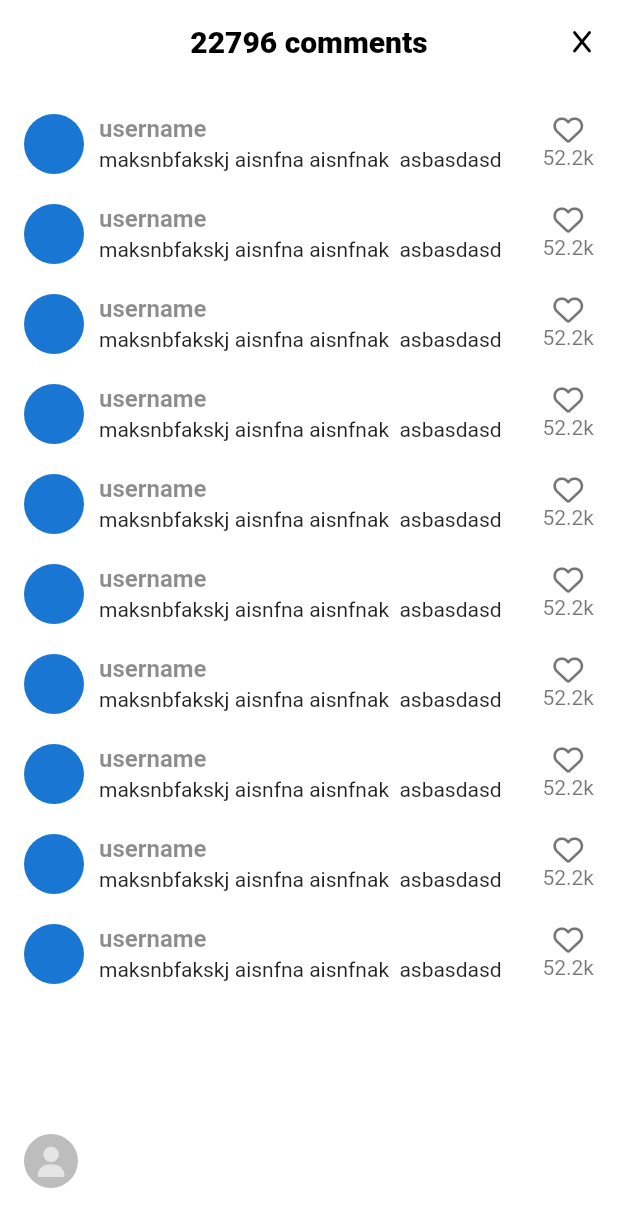
After one commit to yeonvv/TikTok_Clone, a Flutter app: the VideoComments screen opened directly, on a phone screen of 412 x 824 dp. The commit adds this screen. Shown: the top 1227 px of the screen. Run offline on Flutter 3.47's test engine with Material 2 defaults, Android fonts, the phone set to English and light mode, and no system bars; our stand-ins replace font_awesome_flutter, video_player, visibility_detector; network calls fail.

Commit message:
create video comments screen with showModalBottomSheet

```diff
--- /dev/null
+++ b/lib/features/videos/widgets/video_comments.dart
@@ -0,0 +1,115 @@
+import 'package:dart_tiktok/constants/gaps.dart';
+import 'package:dart_tiktok/constants/sizes.dart';
+import 'package:flutter/material.dart';
+import 'package:font_awesome_flutter/font_awesome_flutter.dart';
+
+class VideoComments extends StatefulWidget {
+  const VideoComments({super.key});
+
+  @override
+  State<VideoComments> createState() => _VideoCommentsState();
+}
+
+class _VideoCommentsState extends State<VideoComments> {
+  void _onClosePressd() {
+    Navigator.of(context).pop();
+  }
+
+  @override
+  Widget build(BuildContext context) {
+    return Scaffold(
+      backgroundColor: Colors.white10,
+      appBar: AppBar(
+        backgroundColor: Colors.white10,
+        title: const Text("22796 comments"),
+        centerTitle: true,
+        automaticallyImplyLeading: false,
+        actions: [
+          IconButton(
+            onPressed: _onClosePressd,
+            icon: const FaIcon(
+              FontAwesomeIcons.x,
+              size: Sizes.size16,
+            ),
+          )
+        ],
+      ),
+      body: ListView.separated(
+        padding: const EdgeInsets.symmetric(
+          horizontal: Sizes.size16,
+          vertical: Sizes.size20,
+        ),
+        itemCount: 10,
+        separatorBuilder: (context, index) => Gaps.v20,
+        itemBuilder: (context, index) => const Row(
+          crossAxisAlignment: CrossAxisAlignment.start,
+          children: [
+            CircleAvatar(
+              radius: Sizes.size20,
+            ),
+            Gaps.h10,
+            Expanded(
+              child: Column(
+                crossAxisAlignment: CrossAxisAlignment.start,
+                children: [
+                  Text(
+                    "username",
+                    style: TextStyle(
+                      color: Colors.black45,
+                      fontSize: Sizes.size16,
+                      fontWeight: FontWeight.w600,
+                    ),
+                  ),
+                  Gaps.v3,
+                  Text("maksnbfakskj aisnfna aisnfnak  asbasdasd"),
+                ],
+              ),
+            ),
+            Gaps.h20,
+            Column(
+              children: [
+                FaIcon(
+                  FontAwesomeIcons.heart,
+                  size: Sizes.size20,
+                  color: Colors.black54,
+                ),
+                Gaps.v1,
+                Text(
+                  "52.2k",
+                  style: TextStyle(
+                    color: Colors.black54,
+                  ),
+                ),
+              ],
+            )
+          ],
+        ),
+      ),
+      bottomNavigationBar: const BottomAppBar(
+        elevation: 0,
+        child: Padding(
+          padding: EdgeInsets.only(
+            top: Sizes.size16,
+            bottom: Sizes.size32,
+            right: Sizes.size16,
+            left: Sizes.size16,
+          ),
+          child: Row(
+            children: [
+              CircleAvatar(
+                radius: Sizes.size16 + Sizes.size2,
+                backgroundColor: Colors.black26,
+                child: FaIcon(
+                  FontAwesomeIcons.solidUser,
+                  color: Colors.white60,
+                  size: Sizes.size20,
+                ),
+              ),
+              Gaps.h10,
+            ],
+          ),
+        ),
+      ),
+    );
+  }
+}
```
Also changed, not shown: lib/features/videos/widgets/video_post.dart (+38 -7 lines).
